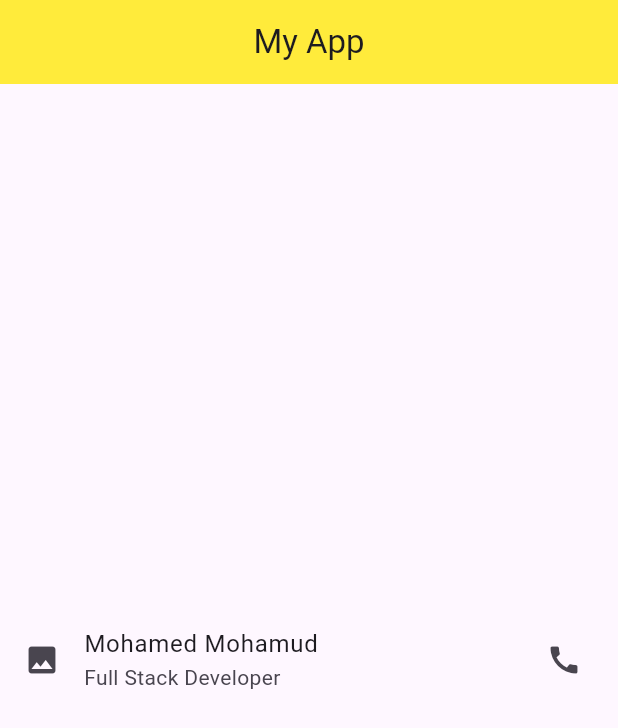
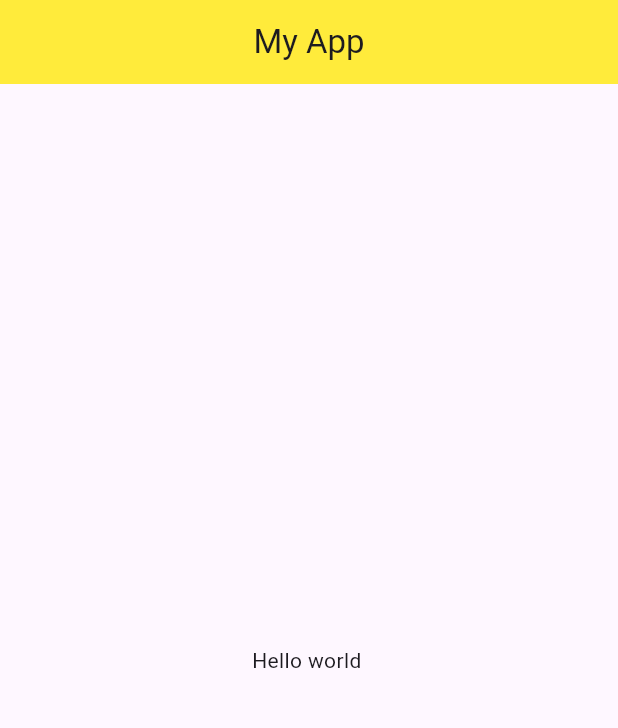
Before and after one commit to mohamed20039/Basic-Flutter-App, a Flutter app: the screen it shows after launch, on a phone screen of 412 x 824 dp. Shown: the top 728 px of the screen. Run offline on Flutter 3.47's test engine with Material 3 defaults, Android fonts, the phone set to English and light mode, and no system bars.

Commit message:
SelectableText

```diff
--- a/lib/main.dart
+++ b/lib/main.dart
@@ -18,13 +18,14 @@ class Home extends StatelessWidget {
           child: Column(
         mainAxisAlignment: MainAxisAlignment.center,
         children: [
-          ListTile(
-            onTap: () => {print("Hello World")},
-            leading: Icon(Icons.image),
-            title: Text("Mohamed Mohamud"),
-            subtitle: Text("Full Stack Developer"),
-            trailing: Icon(Icons.call),
-          )
+          SelectableText("Hello world")
+          // ListTile(
+          //   onTap: () => {print("Hello World")},
+          //   leading: Icon(Icons.image),
+          //   title: Text("Mohamed Mohamud"),
+          //   subtitle: SelectableText("Full Stack Developer"),
+          //   trailing: Icon(Icons.call),
+          // )
         ],
       )),
     );
```
